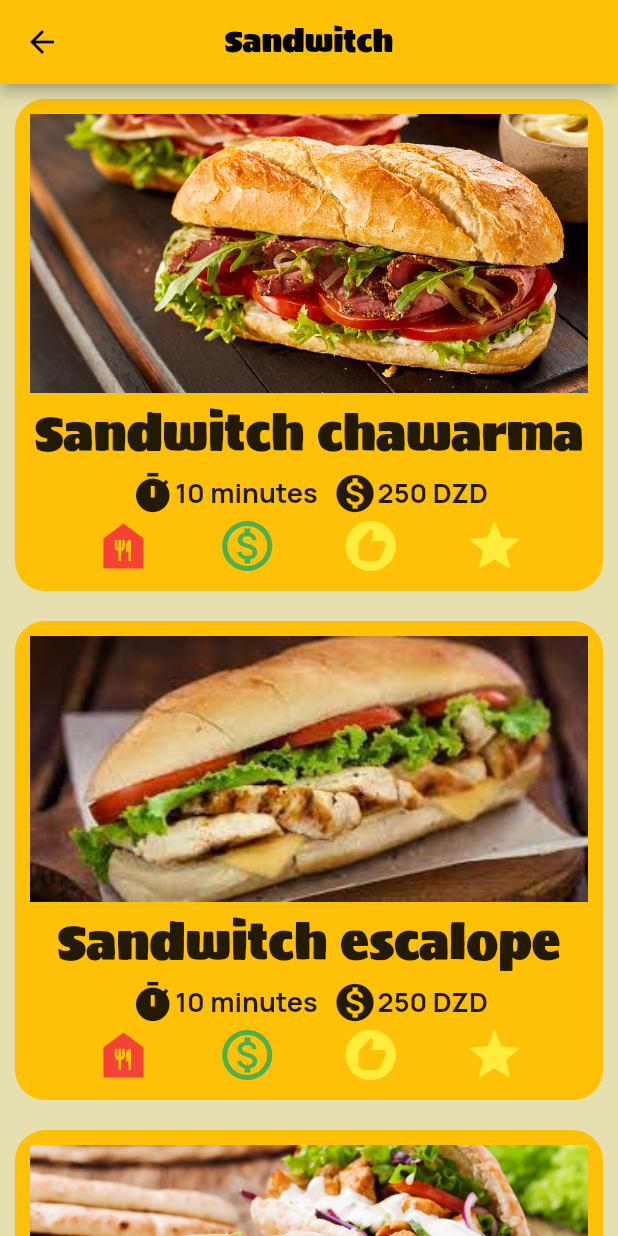
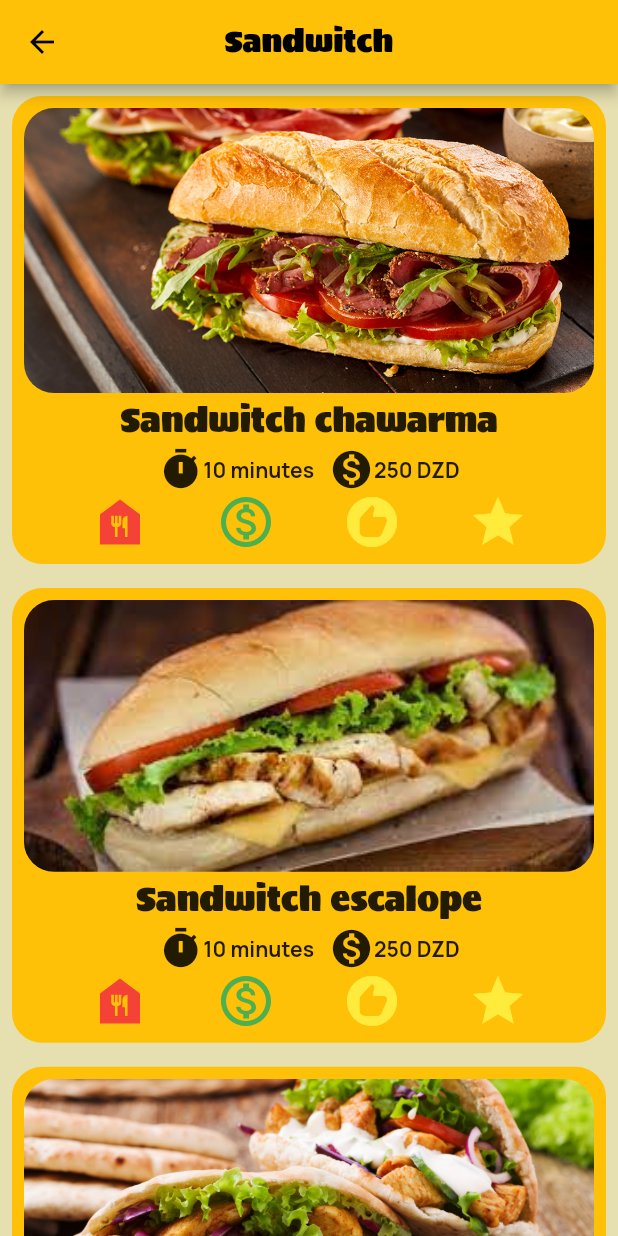
Before and after one commit to Bahaaeddineg/MealApp, a Flutter app: the screen it shows after launch, after a tap on "Sandwitch", on a phone screen of 412 x 824 dp. Run offline on Flutter 3.47's test engine with Material 2 defaults, Android fonts, the light colour scheme and no system bars; our stand-ins replace curved_navigation_bar, easy_splash_screen.

Commit message:
Added favourites page/Drawer/bottomNavBar/filterPage

```diff
--- a/lib/main.dart
+++ b/lib/main.dart
@@ -1,4 +1,6 @@
 import 'package:flutter/material.dart';
+import 'package:mealapp/views/filter.dart';
+import 'package:mealapp/views/homePage.dart';
 import 'package:mealapp/views/mealScr.dart';
 import 'views/splashScreen.dart';
 import 'views/MealMenu.dart';
@@ -16,7 +18,9 @@ class MyApp extends StatelessWidget {
       routes: {
         '/': (context) => const SplashScreen(),
         'meal': (context) => const Meals(),
-        'mealDetails':(context)=> Details()
+        'mealDetails':(context)=> Details(),
+        'filter':(context)=>const Filter(),
+        'category':(context)=>const Home(),
       },
     );
   }
--- a/lib/views/homePage.dart
+++ b/lib/views/homePage.dart
@@ -1,33 +1,67 @@
+import 'package:curved_navigation_bar/curved_navigation_bar.dart';
 import 'package:flutter/material.dart';
-import 'package:mealapp/widgets/category_item.dart';
-import 'package:mealapp/data/data.dart';
+import '../widgets/categoriesGrid.dart';
+import '../widgets/drawer.dart';
+import '../widgets/favourites.dart';
 
-class Home extends StatelessWidget {
+class Home extends StatefulWidget {
+  final String name='category';
   const Home({super.key});
+
+  @override
+  State<Home> createState() => _HomeState();
+}
+
+List widgets = [
+  {'page': CategoriesScreen(), 'title': 'Foods'},
+  {'page': const Favourites(), 'title': 'Favourite foods'},
+  {'page': const Favourites(), 'title': 'Favourite foods'},
+  {'page': const Favourites(), 'title': 'Favourite foods'},
+];
+
+class _HomeState extends State<Home> {
+  int selectedWidgetIndex = 0;
+  void selectedWidget(int value) {
+    setState(() {
+      selectedWidgetIndex = value;
+    });
+  }
 
   @override
   Widget build(BuildContext context) {
     return Scaffold(
-        backgroundColor: const Color.fromARGB(255, 230, 224, 176),
-        appBar: AppBar(
-          title: const Text(
-            'Meal App',
-            style: TextStyle(fontSize: 25, fontFamily: 'Sigmar'),
-          ),
-          centerTitle: true,
+      backgroundColor: const Color.fromARGB(255, 230, 224, 176),
+      appBar: AppBar(
+        title: Text(
+          widgets[selectedWidgetIndex]["title"],
+          style: const TextStyle(fontSize: 25, fontFamily: 'Sigmar'),
         ),
-        body: GridView(
-            padding: const EdgeInsets.all(18),
-            gridDelegate: const SliverGridDelegateWithMaxCrossAxisExtent(
-                maxCrossAxisExtent: 350,
-                crossAxisSpacing: 20,
-                mainAxisSpacing: 30),
-            children: categories_list
-                .map((e) => CategoryItem(
-                      category: e.category,
-                      image: e.image,
-                      id:e.id
-                    ))
-                .toList()));
+        centerTitle: true,
+      ),
+      body: widgets[selectedWidgetIndex]['page'],
+      bottomNavigationBar: CurvedNavigationBar(
+          backgroundColor: Colors.black,
+          onTap: selectedWidget,
+          color: Colors.amber,
+          items: const [
+            Icon(
+              Icons.food_bank,
+              size: 30,
+            ),
+            Icon(
+              Icons.favorite,
+              size: 30,
+            ),
+            Icon(
+              Icons.settings,
+              size: 30,
+            ),
+            Icon(
+              Icons.filter,
+              size: 30,
+            )
+          ]),
+      drawer: const CustomDrawer(),
+    );
   }
 }
--- a/lib/views/splashScreen.dart
+++ b/lib/views/splashScreen.dart
@@ -9,13 +9,16 @@ class SplashScreen extends StatelessWidget {
 
   @override
   Widget build(BuildContext context) {
-    return Scaffold(
-      body: EasySplashScreen(
-        logoWidth:150 ,
-          durationInSeconds: 3,
-          backgroundColor: Colors.amber,
-          navigator: const Home(),
-          logo: Image.asset('assets/images/logo.png')),
+    return  Scaffold(
+        body: EasySplashScreen(
+                logoWidth:200 ,
+                  durationInSeconds:5,
+                  backgroundColor: Colors.amber,
+                  navigator: const Home(),
+                  logo: Image.asset('assets/images/logo.png',fit: BoxFit.cover,))
+
+
+
     );
   }
 }
--- /dev/null
+++ b/lib/widgets/categoriesGrid.dart
@@ -0,0 +1,23 @@
+import 'package:flutter/material.dart';
+
+import '../data/data.dart';
+import 'category_item.dart';
+class CategoriesScreen extends StatelessWidget {
+
+
+  @override
+  Widget build(BuildContext context) {
+    return GridView(
+          padding: const EdgeInsets.all(18),
+          gridDelegate: const SliverGridDelegateWithMaxCrossAxisExtent(
+              maxCrossAxisExtent: 170,
+              crossAxisSpacing: 20,
+              mainAxisSpacing: 30),
+          children: categories_list
+              .map((e) =>
+                  CategoryItem(category: e.category, image: e.image, id: e.id))
+              .toList());
+
+      ;
+  }
+}
--- a/lib/widgets/category_item.dart
+++ b/lib/widgets/category_item.dart
@@ -32,16 +32,15 @@ class CategoryItem extends StatelessWidget {
                       'assets/images/$image',
                       fit: BoxFit.cover,
                     ))),
-            Hero(
-              tag: 'ok',
-              child: Text(
+
+              Text(
                 category,
                 style: const TextStyle(
-                  fontSize: 22,
+                  fontSize: 20,
                   fontFamily: 'Sigmar',
                 ),
               ),
-            ),
+
           ])),
     );
   }
--- /dev/null
+++ b/lib/widgets/drawer.dart
@@ -0,0 +1,42 @@
+import 'package:flutter/material.dart';
+
+class CustomDrawer extends StatelessWidget {
+  const CustomDrawer({super.key});
+
+  @override
+  Widget build(BuildContext context) {
+    return Drawer(
+        backgroundColor: const Color.fromARGB(255, 230, 224, 176),
+        child: Padding(
+          padding:const EdgeInsets.only(top:50.0,right: 15,left: 15),
+          child: Column(children: [
+            const SizedBox(
+              width: double.infinity,
+              height: 60,
+              child:  Center(
+                  child: Text("Foody!",
+                      textAlign: TextAlign.center,
+                      style: TextStyle(
+                          color: Colors.amber,
+                          fontFamily: 'Sigmar',
+                          fontSize: 40))),
+            ),
+            const Divider(color: Colors.black,),
+            DrawerTile('Filter',Icons.settings,(){Navigator.of(context).pushReplacementNamed('filter');}),
+            DrawerTile('Categories',Icons.category,(){Navigator.of(context).pushReplacementNamed('category');}),
+          ]),
+        ));
+  }
+
+  // ignore: non_constant_identifier_names
+  InkWell DrawerTile(String text,IconData icon,VoidCallback navigateFunc) {
+    return InkWell(
+      onTap: navigateFunc,
+      child: Row(children: [
+              Icon(icon,size: 35,),
+              const SizedBox(width: 10,),
+              Text(text,style:const TextStyle(fontFamily: 'Sigmar',fontSize: 25),),
+            ]),
+    );
+  }
+}
--- a/lib/widgets/eachMeal.dart
+++ b/lib/widgets/eachMeal.dart
@@ -17,15 +17,17 @@ class EachMeal extends StatelessWidget {
     void selectedFood(BuildContext ctx){
         Navigator.of(ctx).pushNamed('mealDetails',arguments: {
           'image':image,
-          'mealName':mealName
+          'mealName':mealName,
+          'price':price,
+          'time':time,
         });
     }
 
   @override
   Widget build(BuildContext context) {
     return Container(
-        margin: const EdgeInsets.all(10),
-        padding: const EdgeInsets.all(10),
+        margin: const EdgeInsets.all(8),
+        padding: const EdgeInsets.all(8),
         decoration: BoxDecoration(
             color: Colors.amber, borderRadius: BorderRadius.circular(20)),
         child: InkWell(
@@ -33,15 +35,18 @@ class EachMeal extends StatelessWidget {
           child: Column(children: [
             SizedBox(
                 width: double.infinity,
-                child: Image.asset(
-                  'assets/images/$image',
-                  fit: BoxFit.fill,
+                child: ClipRRect(
+                  borderRadius: BorderRadius.circular(20),
+                  child: Image.asset(
+                    'assets/images/$image',
+                    fit: BoxFit.fill,
+                  ),
                 )),
             Text(
               mealName,
               textAlign: TextAlign.center,
               style: const TextStyle(
-                fontSize: 32,
+                fontSize: 22,
                 fontFamily: 'Sigmar',
               ),
             ),
@@ -56,7 +61,7 @@ class EachMeal extends StatelessWidget {
                   '$time minutes',
                   style: const TextStyle(
                       fontFamily: 'Manrope',
-                      fontSize: 18,
+                      fontSize: 14,
                       fontWeight: FontWeight.bold),
                 ),
                 const SizedBox(
@@ -74,7 +79,7 @@ class EachMeal extends StatelessWidget {
                 Text('$price DZD',
                     style: const TextStyle(
                         fontFamily: 'Manrope',
-                        fontSize: 18,
+                        fontSize: 14,
                         fontWeight: FontWeight.bold))
               ],
             ),
--- a/pubspec.yaml
+++ b/pubspec.yaml
@@ -28,6 +28,8 @@ environment:
 # the latest version available on pub.dev. To see which dependencies have newer
 # versions available, run `flutter pub outdated`.
 dependencies:
+  google_nav_bar: ^5.0.6
+  curved_navigation_bar: ^1.0.3
   easy_splash_screen: ^1.0.4
   flutter:
     sdk: flutter
```
Also changed, not shown: lib/data/data.dart (+16 -0 lines), lib/views/filter.dart (added, +12 -0 lines), lib/views/mealScr.dart (+37 -5 lines), lib/widgets/favourites.dart (added, +10 -0 lines), assets/images/logo.png, pubspec.lock, 1 other file.
